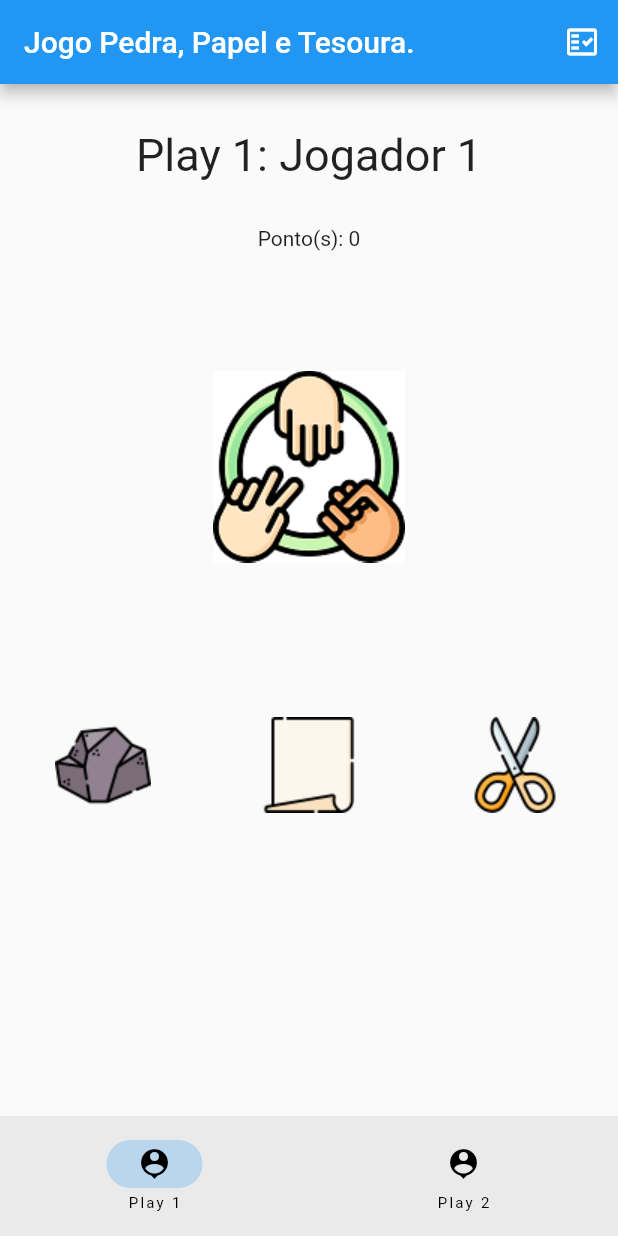
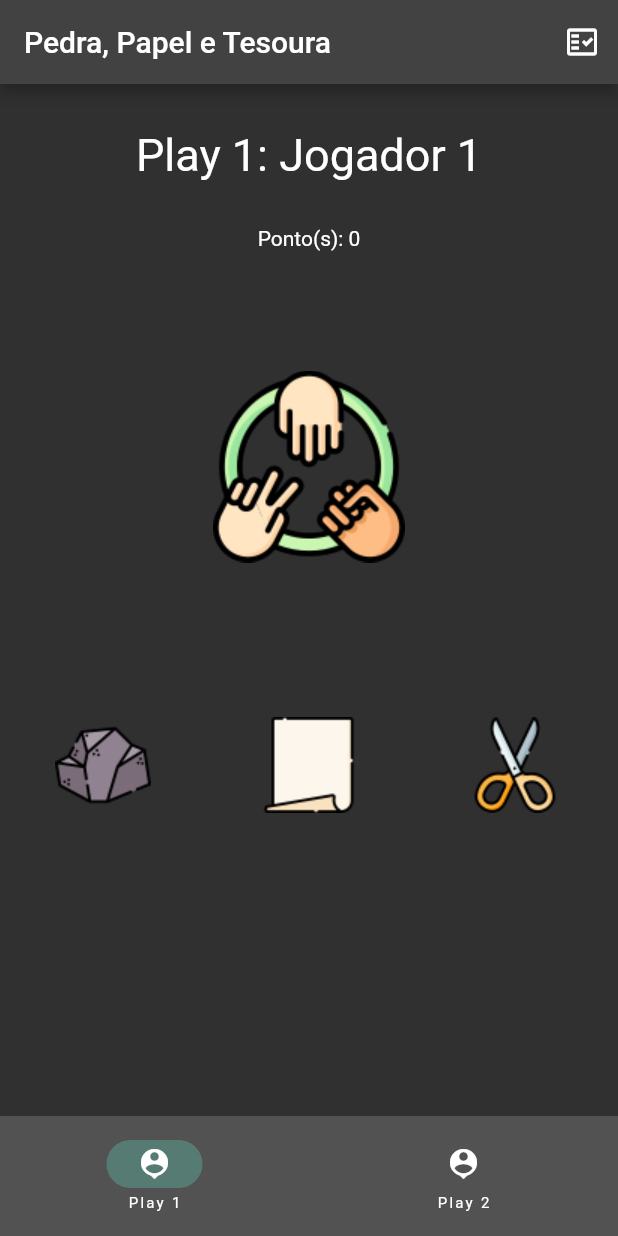
Before and after one commit to stefano2007/JogoPedraPapelTesouraFlutter, a Flutter app: the screen it shows after launch, after a tap on the "fact check" icon, on a phone screen of 412 x 824 dp. Run offline on Flutter 3.47's test engine with Material 2 defaults, Android fonts, the phone set to English and light mode, and no system bars.

```diff
--- a/lib/app.dart
+++ b/lib/app.dart
@@ -2,27 +2,30 @@ import 'package:flutter/material.dart';
 
 import 'package:contador/views/JogoPage.dart';
 
-class App extends StatelessWidget {
+import 'controllers/AppController.dart';
+
+class App extends StatefulWidget {
   const App({super.key});
 
-  // This widget is the root of your application.
+  @override
+  State<App> createState() => _AppPageState();
+}
+
+class _AppPageState extends State<App>{
+
+  refresh() {
+    setState(() {
+      debugPrint('refresh App');
+    });
+  }
   @override
   Widget build(BuildContext context) {
     return MaterialApp(
-      title: 'Flutter Demo',
       theme: ThemeData(
-        // This is the theme of your application.
-        //
-        // Try running your application with "flutter run". You'll see the
-        // application has a blue toolbar. Then, without quitting the app, try
-        // changing the primarySwatch below to Colors.green and then invoke
-        // "hot reload" (press "r" in the console where you ran "flutter run",
-        // or simply save your changes to "hot reload" in a Flutter IDE).
-        // Notice that the counter didn't reset back to zero; the application
-        // is not restarted.
         primarySwatch: Colors.blue,
+        brightness: AppController.instance.isModoNoturno ? Brightness.dark : Brightness.light,
       ),
-      home: const JogoPage(title: 'Pedra, Papel e Tesoura'),
+      home: JogoPage(title: 'Pedra, Papel e Tesoura', notifyParent: refresh, ),
     );
   }
 }
--- /dev/null
+++ b/lib/controllers/AppController.dart
@@ -0,0 +1,13 @@
+import 'package:flutter/material.dart';
+
+class AppController extends ChangeNotifier{
+
+  static AppController instance = new AppController();
+  bool isModoNoturno = false;
+
+  changeModoNoturno(){
+    this.isModoNoturno = !this.isModoNoturno;
+    debugPrint('changeModoNoturno ${this.isModoNoturno}');
+    notifyListeners();
+  }
+}
--- a/lib/controllers/JogoController.dart
+++ b/lib/controllers/JogoController.dart
@@ -8,7 +8,6 @@ class JogoController extends ChangeNotifier{
 
   JogoService service;
   JogoController({required this.service });
-
 
   void JogaPlay1(OpcoesGame opcao){
     jogado1.setJogada(opcao);
@@ -50,5 +49,4 @@ class JogoController extends ChangeNotifier{
       ),
     );
   }
-
 }
--- a/lib/views/JogoPage.dart
+++ b/lib/views/JogoPage.dart
@@ -1,4 +1,5 @@
 import 'package:contador/config.dart';
+import 'package:contador/controllers/AppController.dart';
 import 'package:contador/models/Jogado.dart';
 import 'package:flutter/material.dart';
 import 'package:provider/provider.dart';
@@ -6,7 +7,9 @@ import 'package:provider/provider.dart';
 import 'package:contador/controllers/JogoController.dart';
 
 class JogoPage extends StatefulWidget {
-  const JogoPage({Key? key, required this.title}) : super(key: key);
+  final Function() notifyParent;
+
+  const JogoPage({Key? key, required this.title, required this.notifyParent}) : super(key: key);
 
   final String title;
 
@@ -59,11 +62,12 @@ class _JogoPageState extends State<JogoPage> {
   Widget build(BuildContext context) {
     return Scaffold(
       appBar: AppBar(
-        title: const Text('Jogo Pedra, Papel e Tesoura.'),
+        title: Text(widget.title),
         actions: [
           IconButton(
             onPressed: () => {
-
+              AppController.instance.changeModoNoturno(),
+              widget.notifyParent()
             },
             icon: const Icon(Icons.fact_check_outlined),
           ),
```
Also changed, not shown: images/logo-jogo.png.
